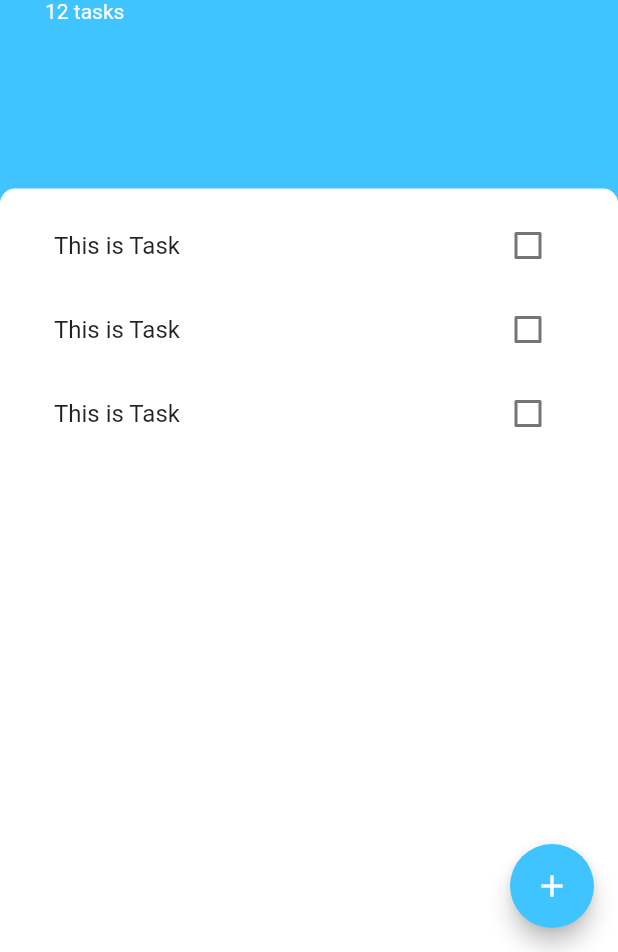
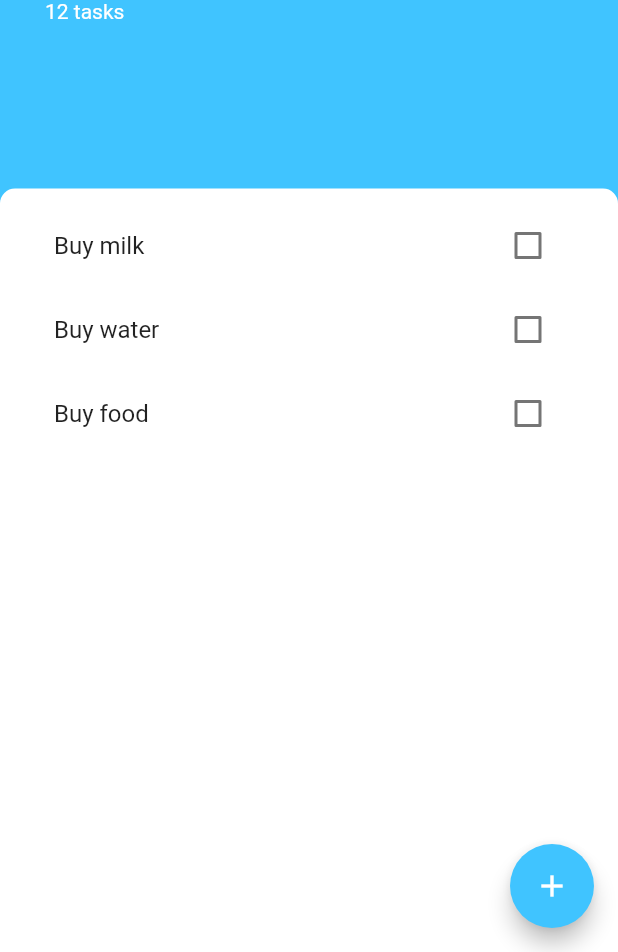
Before and after one commit to KTmifune/flutter_todo_app, a Flutter app: the screen it shows after launch, on a phone screen of 412 x 824 dp, the part 284-1236 px from its top. Run offline on Flutter 3.47's test engine with Material 2 defaults, Android fonts, the phone set to English and light mode, and no system bars.

```diff
--- /dev/null
+++ b/flutter_todo/lib/model/task.dart
@@ -0,0 +1,10 @@
+class Task {
+  final String name;
+  bool isDone;
+
+  Task({this.name, this.isDone = false});
+
+  void toggleDone() {
+    isDone = !isDone;
+  }
+}
--- a/flutter_todo/lib/screens/add_task_screen.dart
+++ b/flutter_todo/lib/screens/add_task_screen.dart
@@ -1,8 +1,14 @@
 import 'package:flutter/material.dart';
 
 class AddTaskScreen extends StatelessWidget {
+  final Function addTaskCallback;
+
+  AddTaskScreen({this.addTaskCallback});
+
   @override
   Widget build(BuildContext context) {
+    String newTaskTitle;
+
     return Container(
       color: Color(0xff757575),
       child: Container(
@@ -34,6 +40,9 @@ class AddTaskScreen extends StatelessWidget {
                     hintStyle: TextStyle(
                   color: Colors.lightBlueAccent,
                 )),
+                onChanged: (newText) {
+                  newTaskTitle = newText;
+                },
               ),
               SizedBox(
                 height: 30.0,
@@ -58,7 +67,9 @@ class AddTaskScreen extends StatelessWidget {
                         color: Colors.black,
                       ),
                     ),
-                    onPressed: () {}),
+                    onPressed: () {
+                      addTaskCallback(newTaskTitle);
+                    }),
               )
             ],
           ),
--- a/flutter_todo/lib/screens/task_screen.dart
+++ b/flutter_todo/lib/screens/task_screen.dart
@@ -1,8 +1,20 @@
 import 'package:flutter/material.dart';
 import 'package:flutter_todo/widgets/tasks_list.dart';
 import 'package:flutter_todo/screens/add_task_screen.dart';
+import 'package:flutter_todo/model/task.dart';
 
-class TaskScreen extends StatelessWidget {
+class TaskScreen extends StatefulWidget {
+  @override
+  _TaskScreenState createState() => _TaskScreenState();
+}
+
+class _TaskScreenState extends State<TaskScreen> {
+  List<Task> taskList = [
+    Task(name: 'Buy milk'),
+    Task(name: 'Buy water'),
+    Task(name: 'Buy food'),
+  ];
+
   @override
   Widget build(BuildContext context) {
     return Scaffold(
@@ -19,7 +31,14 @@ class TaskScreen extends StatelessWidget {
                     child: Container(
                         padding: EdgeInsets.only(
                             bottom: MediaQuery.of(context).viewInsets.bottom),
-                        child: AddTaskScreen()),
+                        child: AddTaskScreen(
+                          addTaskCallback: (newTaskTitle) {
+                            setState(() {
+                              taskList.add(Task(name: newTaskTitle));
+                            });
+                            Navigator.pop(context);
+                          },
+                        )),
                   ));
         },
       ),
@@ -76,7 +95,7 @@ class TaskScreen extends StatelessWidget {
                     topRight: Radius.circular(10.0),
                   ),
                 ),
-                child: TasksList(),
+                child: TasksList(tasks: taskList),
               ),
             )
           ],
--- a/flutter_todo/lib/widgets/tasks_list.dart
+++ b/flutter_todo/lib/widgets/tasks_list.dart
@@ -1,19 +1,30 @@
 import 'package:flutter/material.dart';
 import 'package:flutter_todo/widgets/tasks_tile.dart';
+import 'package:flutter_todo/model/task.dart';
 
-class TasksList extends StatelessWidget {
-  const TasksList({
-    Key key,
-  }) : super(key: key);
+class TasksList extends StatefulWidget {
+  final List<Task> tasks;
+  TasksList({this.tasks});
 
   @override
+  _TasksListState createState() => _TasksListState();
+}
+
+class _TasksListState extends State<TasksList> {
+  @override
   Widget build(BuildContext context) {
-    return ListView(
-      children: <Widget>[
-        TasksTile(),
-        TasksTile(),
-        TasksTile(),
-      ],
+    return ListView.builder(
+      itemBuilder: (context, index) {
+        return TasksTile(
+            taskTitle: widget.tasks[index].name,
+            isChecked: widget.tasks[index].isDone,
+            taskCheckCallback: (checkBoxState) {
+              setState(() {
+                widget.tasks[index].isDone = checkBoxState;
+              });
+            });
+      },
+      itemCount: widget.tasks.length,
     );
   }
 }
--- a/flutter_todo/lib/widgets/tasks_tile.dart
+++ b/flutter_todo/lib/widgets/tasks_tile.dart
@@ -1,30 +1,29 @@
 import 'package:flutter/material.dart';
 
-class TasksTile extends StatefulWidget {
-  @override
-  _TasksTileState createState() => _TasksTileState();
-}
+class TasksTile extends StatelessWidget {
+  final bool isChecked;
+  final String taskTitle;
+  final Function taskCheckCallback;
 
-class _TasksTileState extends State<TasksTile> {
-  bool isChecked = false;
-
-  void checkBoxCallback(bool checkBoxState) {
-    setState(() {
-      isChecked = checkBoxState;
-    });
-  }
+  TasksTile({this.isChecked = false, this.taskTitle, this.taskCheckCallback});
+//  void checkBoxCallback(bool checkBoxState) {
+//    setState(() {
+//      isChecked = checkBoxState;
+//    });
+//  }
 
   @override
   Widget build(BuildContext context) {
     return ListTile(
       title: Text(
-        'This is Task',
+        taskTitle,
         style: TextStyle(
             decoration: isChecked ? TextDecoration.lineThrough : null),
       ),
-      trailing: TaskCheckBox(
-        checkBoxState: isChecked,
-        toggleCheckBoxState: checkBoxCallback,
+      trailing: Checkbox(
+        activeColor: Colors.lightBlue,
+        value: isChecked,
+        onChanged: taskCheckCallback,
       ),
     );
   }
```
